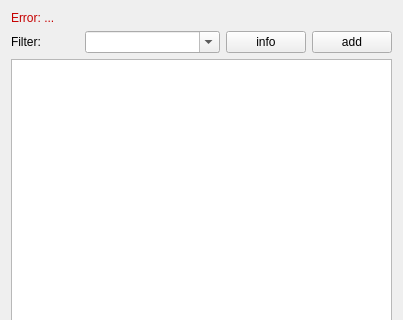
Old version of the form gui/bibolamazi_gui/filterinstanceeditor.ui in the repository phfaist/bibolamazi; both pictures show x 0 to 403 and y 0 to 320 of the 403 by 474 pixel window.
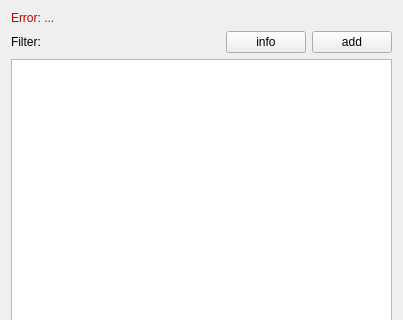
New version of the form. Icons and pictures are not drawn.

Commit message: overhauled how filters are discovered and loaded and refactored parts of factory.py; fixed some bugs

Patch:
```diff
--- a/gui/bibolamazi_gui/filterinstanceeditor.ui
+++ b/gui/bibolamazi_gui/filterinstanceeditor.ui
@@ -84,33 +84,34 @@
     <layout class="QHBoxLayout" name="horizontalLayout">
      <item>
       <widget class="QLabel" name="label">
-       <property name="sizePolicy">
-        <sizepolicy hsizetype="Preferred" vsizetype="Preferred">
-         <horstretch>1</horstretch>
-         <verstretch>0</verstretch>
-        </sizepolicy>
-       </property>
        <property name="text">
         <string>Filter:</string>
        </property>
       </widget>
      </item>
      <item>
-      <widget class="QComboBox" name="cbxFilter">
-       <property name="sizePolicy">
-        <sizepolicy hsizetype="Preferred" vsizetype="Fixed">
-         <horstretch>2</horstretch>
-         <verstretch>0</verstretch>
-        </sizepolicy>
+      <widget class="QLabel" name="lblFilterName">
+       <property name="styleSheet">
+        <string notr="true">QLabel { font-weight: bold }</string>
        </property>
-       <property name="editable">
-        <bool>true</bool>
-       </property>
-       <property name="insertPolicy">
-        <enum>QComboBox::NoInsert</enum>
+       <property name="text">
+        <string/>
        </property>
       </widget>
      </item>
+     <item>
+      <spacer name="horizontalSpacer">
+       <property name="orientation">
+        <enum>Qt::Horizontal</enum>
+       </property>
+       <property name="sizeHint" stdset="0">
+        <size>
+         <width>40</width>
+         <height>20</height>
+        </size>
+       </property>
+      </spacer>
+     </item>
      <item>
       <widget class="QPushButton" name="btnFilterHelp">
        <property name="text">
```
The commit also changes 12 other files.
